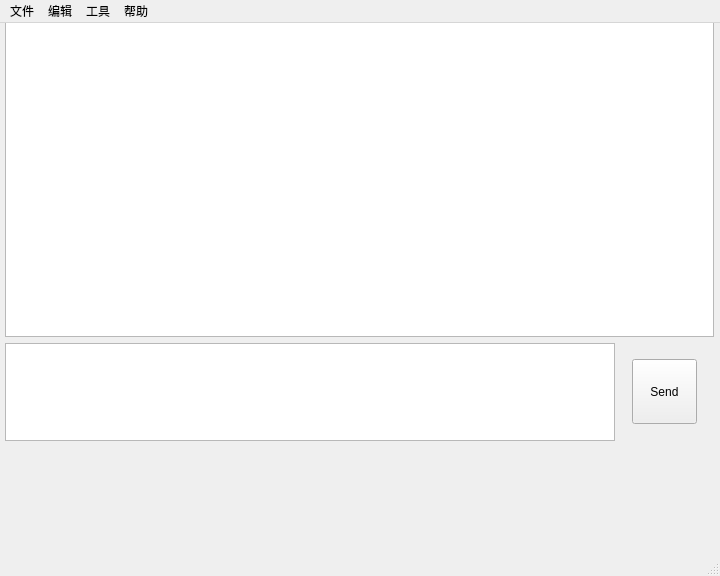
folreams/SerialAssistant, file ui_mainwindows.ui: the form before one commit.
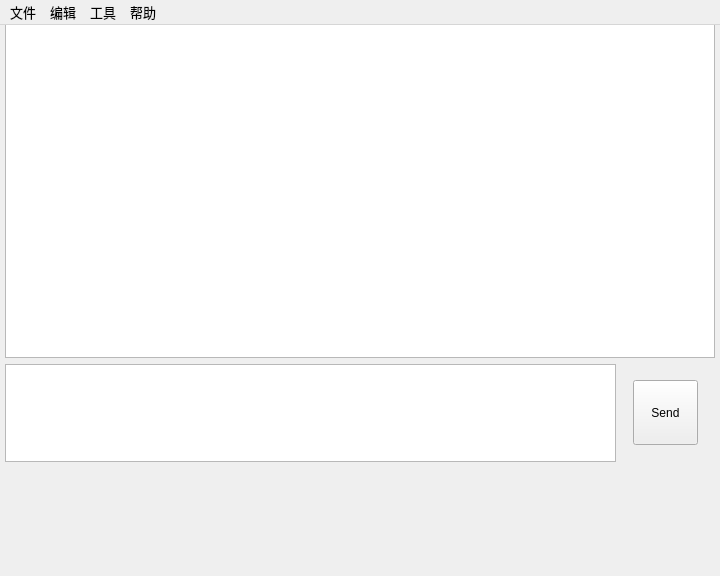
The form after the commit.

Commit message: update status bar

Patch:
```diff
--- a/ui_mainwindows.ui
+++ b/ui_mainwindows.ui
@@ -41,22 +41,13 @@
    <widget class="QWidget" name="layoutWidget">
     <property name="geometry">
      <rect>
-      <x>0</x>
-      <y>-3</y>
-      <width>714</width>
-      <height>421</height>
+      <x>5</x>
+      <y>-2</y>
+      <width>710</width>
+      <height>439</height>
      </rect>
     </property>
     <layout class="QVBoxLayout" name="verticalLayout">
-     <property name="spacing">
-      <number>6</number>
-     </property>
-     <property name="leftMargin">
-      <number>5</number>
-     </property>
-     <property name="bottomMargin">
-      <number>0</number>
-     </property>
      <item>
       <widget class="QTextBrowser" name="textBrowser">
        <property name="sizePolicy">
@@ -142,7 +133,7 @@
      <x>0</x>
      <y>0</y>
      <width>720</width>
-     <height>23</height>
+     <height>25</height>
     </rect>
    </property>
    <property name="minimumSize">
@@ -157,6 +148,11 @@
      <height>24</height>
     </size>
    </property>
+   <property name="font">
+    <font>
+     <pointsize>10</pointsize>
+    </font>
+   </property>
    <widget class="QMenu" name="menuFile">
     <property name="title">
      <string>文件</string>
@@ -193,20 +189,6 @@
    <addaction name="menu_Tool"/>
    <addaction name="menu_Help"/>
   </widget>
-  <widget class="QStatusBar" name="statusBar">
-   <property name="minimumSize">
-    <size>
-     <width>0</width>
-     <height>24</height>
-    </size>
-   </property>
-   <property name="sizeIncrement">
-    <size>
-     <width>0</width>
-     <height>24</height>
-    </size>
-   </property>
-  </widget>
   <action name="actionNew">
    <property name="text">
     <string>新建</string>
```
Left out of the diff: 82 changed lines with no effect on the pictures. The commit also changes 5 other files.
